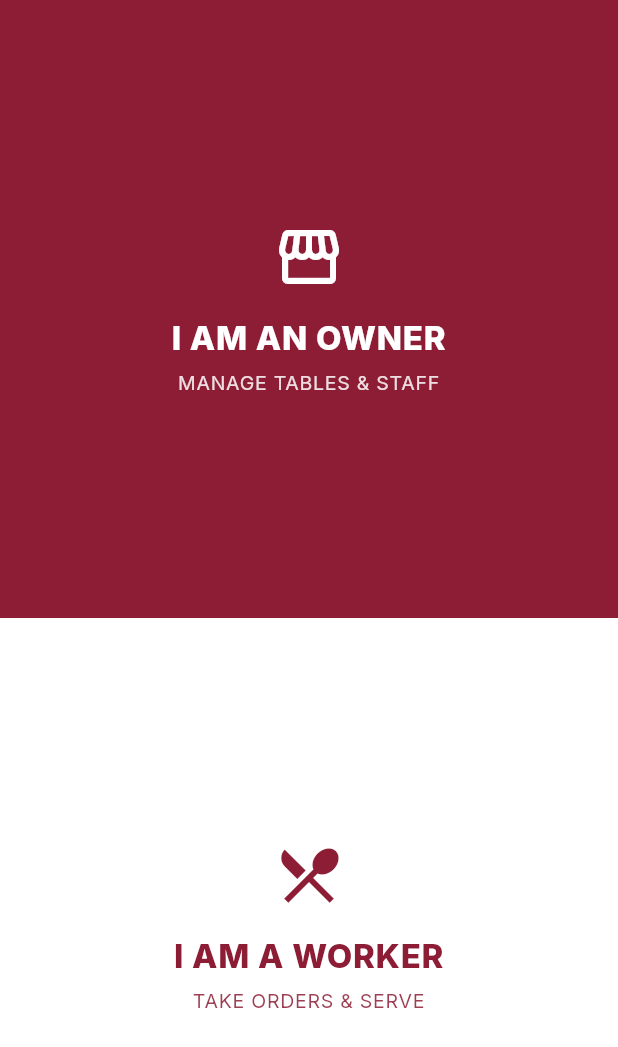
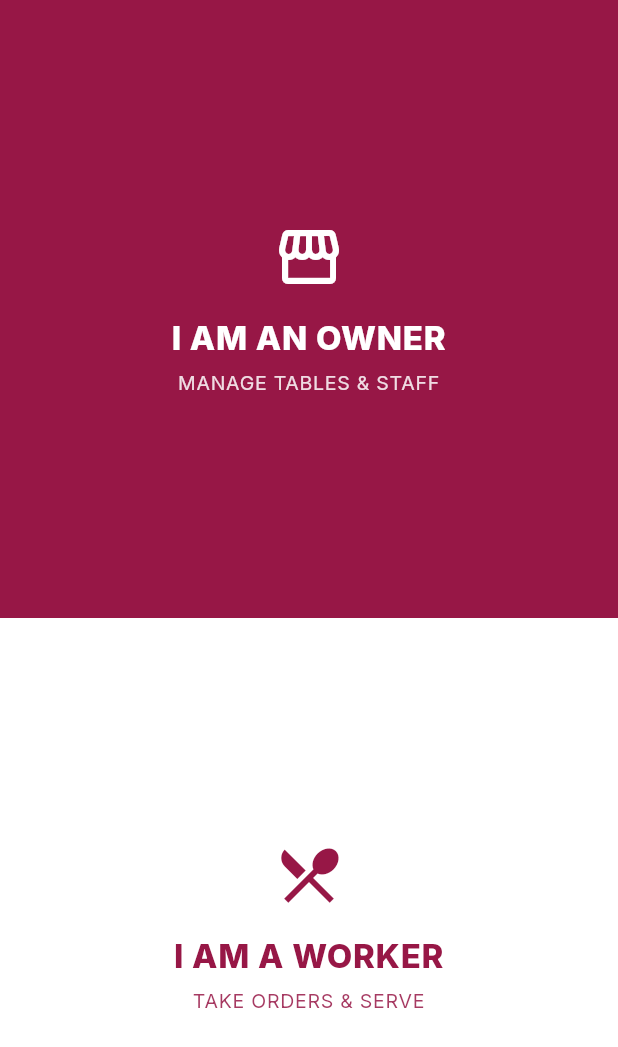
Before and after one commit to 2K-Solutions/KonoFrontend, a Flutter app: the screen it shows after launch, on a phone screen of 412 x 824 dp. Shown: the top 1047 px of the screen. Run offline on Flutter 3.47's test engine with Material 3 defaults, Android fonts, the phone set to English and light mode, and no system bars; our stand-ins replace flutter_riverpod, go_router.

Commit message:
fix: change  primary color to #971746 for contrast

```diff
--- a/lib/core/theme.dart
+++ b/lib/core/theme.dart
@@ -1,7 +1,7 @@
 import 'package:flutter/material.dart';
 
 class AppColors {
-  static const primary = Color(0xFF8C1D35);
+  static const primary = Color(0xFF971746);
   static const background = Color(0xFFFFFFFF);
   static const textDark = Color(0xFF1A1A1A);
   static const textMuted = Color(0xFF6B6B6B);
```
